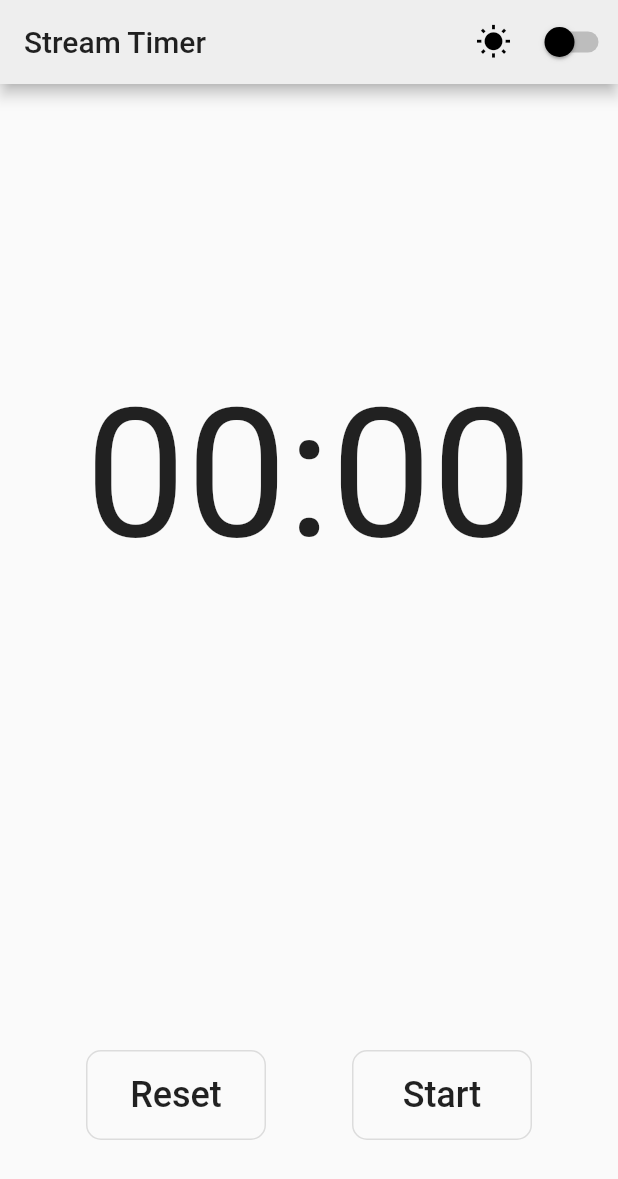
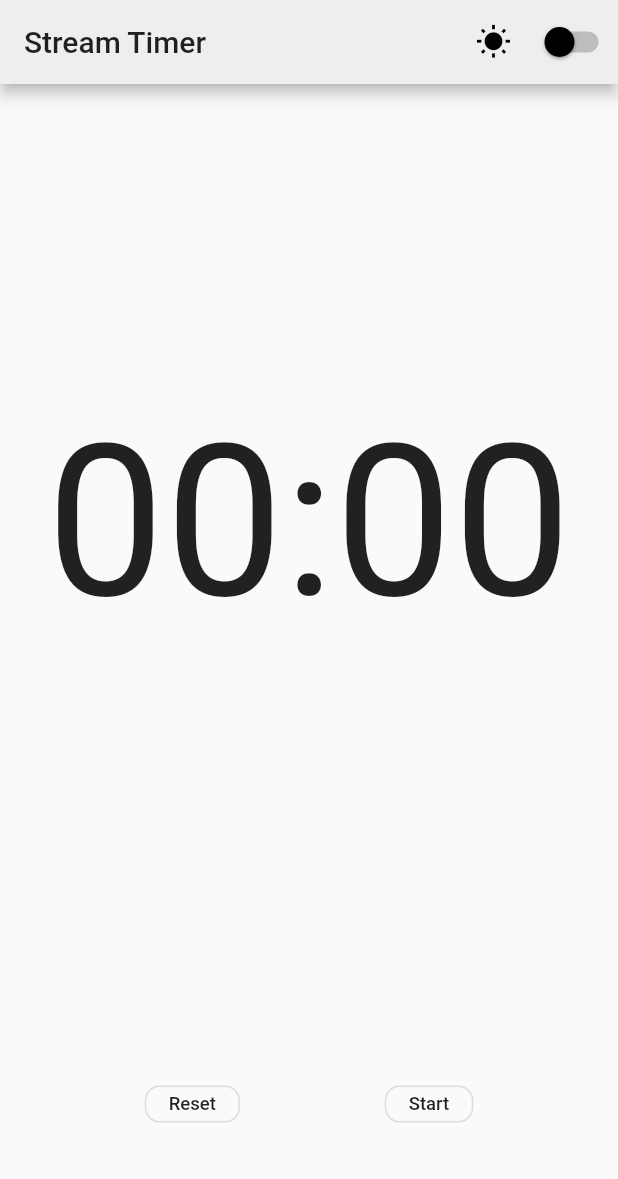
Before and after one commit to willzittlau/stream_timer, a Flutter app: the screen it shows after launch, on a phone screen of 412 x 824 dp. Shown: the top 1179 px of the screen. Run offline on Flutter 3.47's test engine with Material 2 defaults, Android fonts, the phone set to English and light mode, and no system bars; our stand-ins replace shared_preferences; Roboto replaces fonts that are missing (Bebas Neue).

Commit message:
Styling + add GestureDirector

```diff
--- a/lib/main.dart
+++ b/lib/main.dart
@@ -45,7 +45,7 @@ class MyApp extends StatelessWidget {
                               inactiveThumbColor: (appState.isDarkMode
                                   ? Colors.white
                                   : Colors.black),
-                                  inactiveTrackColor: Colors.grey[400],
+                              inactiveTrackColor: Colors.grey[400],
                               activeTrackColor: Colors.grey[600],
                               onChanged: (boolVal) {
                                 Provider.of<AppStateNotifier>(context,
@@ -55,7 +55,18 @@ class MyApp extends StatelessWidget {
                             ),
                           ],
                         ),
-                        body: new Container(child: new TimerPage()),
+                        body: Stack(children: <Widget>[
+                          Container(
+                            height: double.infinity,
+                            width: double.infinity,
+                            child: GestureDetector(
+                              onTap: () {
+                                print('hello');
+                              },
+                            ),
+                          ),
+                          Container(child: new TimerPage())
+                        ]),
                       )));
         }));
   }
--- a/lib/stopwatch.dart
+++ b/lib/stopwatch.dart
@@ -32,30 +32,34 @@ class TimerPageState extends State<TimerPage> {
       crossAxisAlignment: CrossAxisAlignment.stretch,
       children: <Widget>[
         new Expanded(
+          child: new Padding(
+            padding: EdgeInsets.symmetric(horizontal: MediaQuery.of(context).size.width * 0.075),
+    child: FittedBox(
+        fit: BoxFit.contain,
           child: new TimerText(dependencies: dependencies),
-        ),
+        ))),
         new Expanded(
           flex: 0,
           child: new Padding(
-            padding: const EdgeInsets.symmetric(vertical: 64.0),
+            padding: const EdgeInsets.only(bottom: 64.0),
             child: new Row(
               mainAxisAlignment: MainAxisAlignment.spaceEvenly,
               children: <Widget>[
                 ButtonTheme(
-                    minWidth: 120.0,
-                    height: 60.0,
+                    minWidth: MediaQuery.of(context).size.width * 0.14,
+                    height: MediaQuery.of(context).size.width * 0.06,
                     child: OutlineButton(
-                        child: Text("Reset", style: TextStyle(fontSize: 24.0)),
+                        child: Text("Reset", style: TextStyle(fontSize: MediaQuery.of(context).size.width * 0.03)),
                         onPressed: leftButtonPressed,
                         shape: new RoundedRectangleBorder(
                             borderRadius: new BorderRadius.circular(10.0)))),
                 ButtonTheme(
-                    minWidth: 120.0,
-                    height: 60.0,
+                    minWidth: MediaQuery.of(context).size.width * 0.14,
+                    height: MediaQuery.of(context).size.width * 0.06,
                     child: OutlineButton(
                         child: Text(
                             dependencies.stopwatch.isRunning ? "Stop" : "Start",
-                            style: TextStyle(fontSize: 24.0)),
+                            style: TextStyle(fontSize: MediaQuery.of(context).size.width * 0.03)),
                         onPressed: rightButtonPressed,
                         shape: new RoundedRectangleBorder(
                             borderRadius: new BorderRadius.circular(10.0)))),
```
